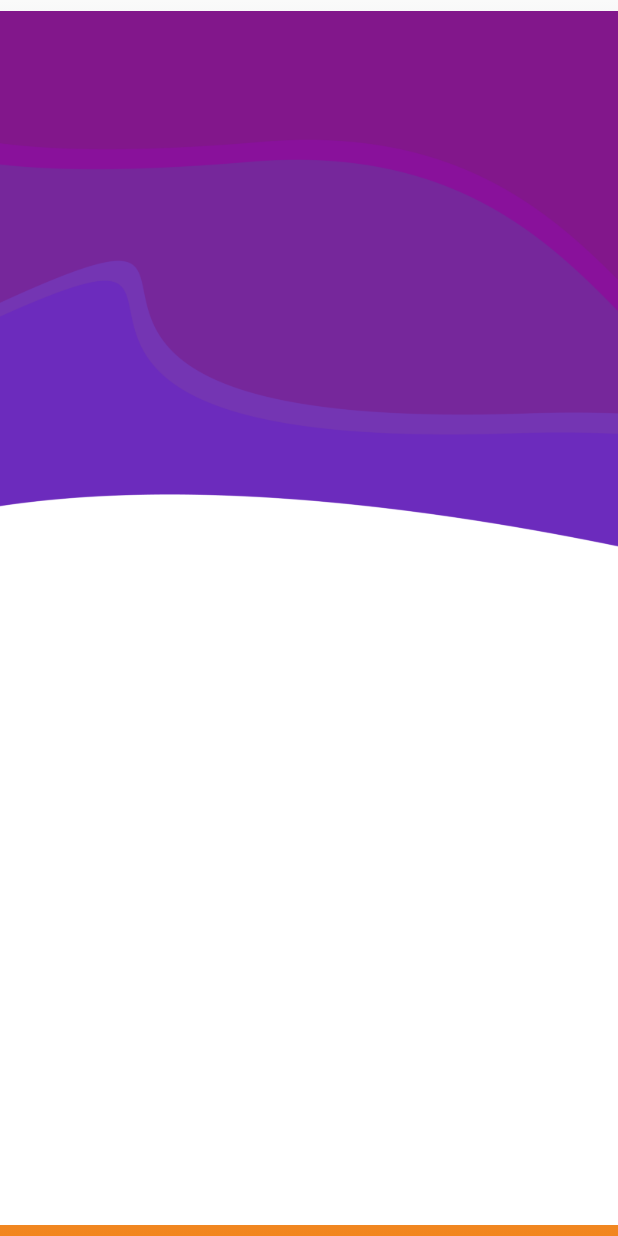
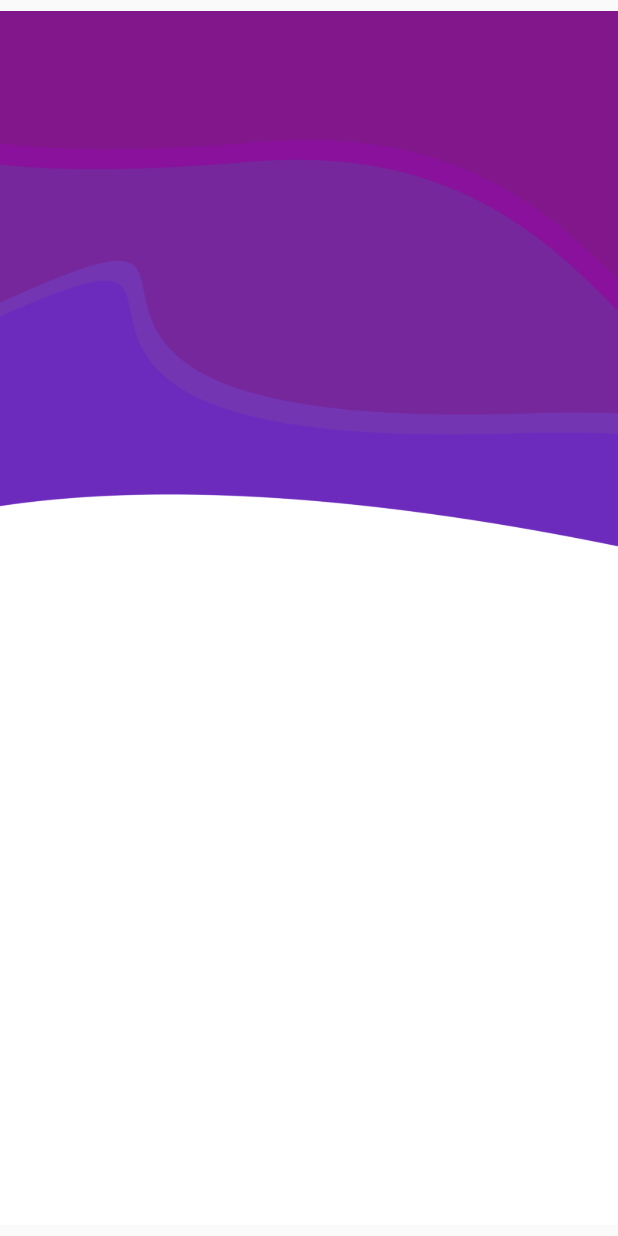
Before and after one commit to operuit-chat/app, a Flutter app: the SplashScreen screen opened by its route, on a phone screen of 412 x 824 dp. Run offline on Flutter 3.47's test engine with Material 2 defaults, Android fonts, the phone set to English and light mode, and no system bars; drawn by our look-alikes of overlay_support; missing offline and left inert: numeric_keyboard, steel_crypt.

Commit message:
prettier splash screen

```diff
--- a/lib/splash.dart
+++ b/lib/splash.dart
@@ -53,19 +53,9 @@ class StartState extends State<SplashScreen> {
     return Scaffold(
       body: Stack(
         children: [
-          Container(
-            decoration: BoxDecoration(
-                color: new Color(0xffF5591F),
-                gradient: LinearGradient(
-                    colors: [(new Color(0x483d8b)), new Color(0xffF2861E)],
-                    begin: Alignment.topCenter,
-                    end: Alignment.bottomCenter)),
+          Center(
+            child: Image.asset('assets/login.png'),
           ),
-          Center(
-            child: Container(
-              child: Image.asset('assets/login.png'),
-            ),
-          )
         ],
       ),
     );
```
